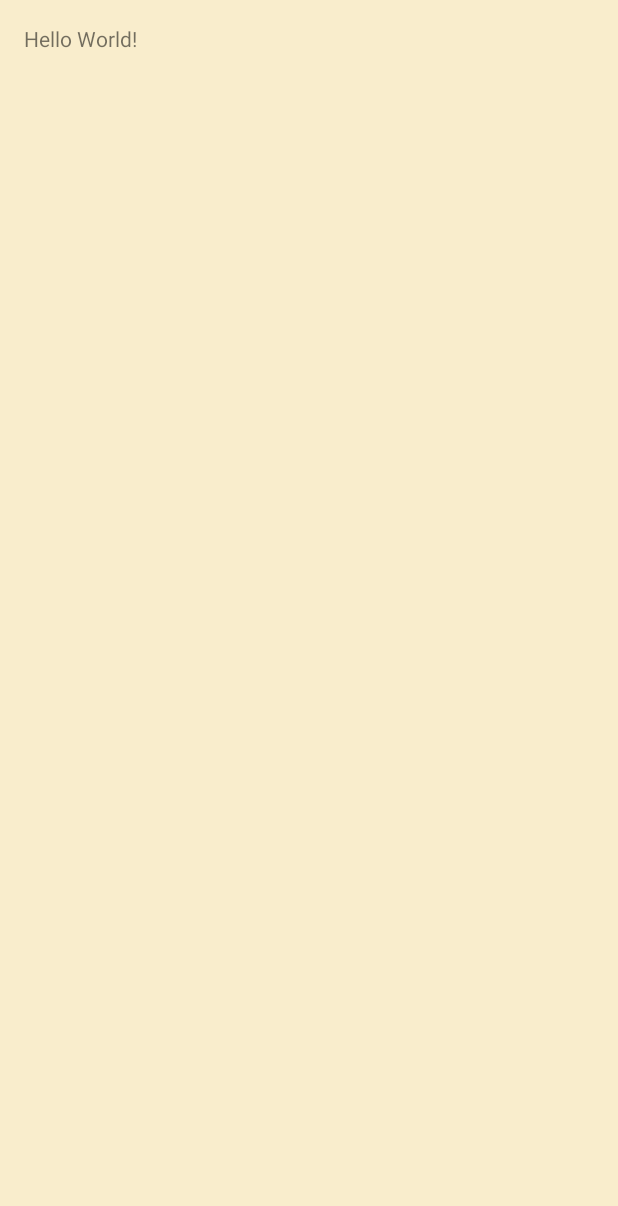
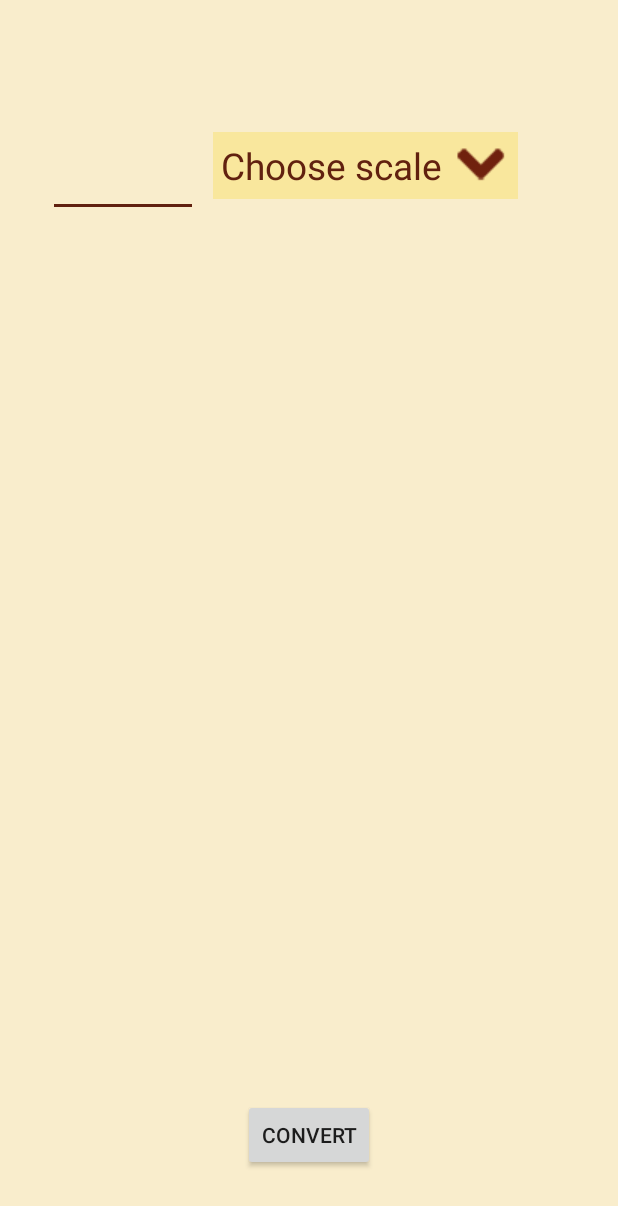
Before and after one commit to rrosatti/software-engineering-project, an Android app: the MainActivity screen opened directly, with no data from a screen before it, on a phone screen of 412 x 824 dp. Before the commit the part shown is almost empty. Shown: the top 1206 px of the screen. Run offline under Robolectric (Android 15) with nearby library versions, the phone set to English and light mode, and no system bars.

Commit message:
create new string file with scales' names and SpinnerAdapter.

```diff
--- a/code/TempNow/app/src/main/java/com/example/rodri/tempnow/ui/activity/MainActivity.java
+++ b/code/TempNow/app/src/main/java/com/example/rodri/tempnow/ui/activity/MainActivity.java
@@ -1,24 +1,76 @@
 package com.example.rodri.tempnow.ui.activity;
 
 import android.app.Activity;
-import android.content.Intent;
-import android.graphics.Point;
-import android.support.v7.app.AppCompatActivity;
 import android.os.Bundle;
-import android.view.Display;
-import android.widget.ImageView;
+import android.view.View;
+import android.widget.AdapterView;
+import android.widget.ArrayAdapter;
+import android.widget.Button;
+import android.widget.EditText;
+import android.widget.Spinner;
+import android.widget.TextView;
+import android.widget.Toast;
 
 import com.example.rodri.tempnow.R;
+import com.example.rodri.tempnow.ui.adapter.SpinnerAdapter;
 import com.example.rodri.tempnow.util.Util;
 
+import java.util.ArrayList;
+import java.util.Arrays;
+import java.util.List;
+
 public class MainActivity extends Activity {
+
+    private SpinnerAdapter adapter;
+    private EditText temperature;
+    private Spinner scales;
+    private TextView temp1;
+    private TextView temp2;
+    private Button convert;
+    private List<String> scalesArray;
+    private int selectedScale = 0;
 
     @Override
     protected void onCreate(Bundle savedInstanceState) {
         Util.setFullScreen(this);
         super.onCreate(savedInstanceState);
         setContentView(R.layout.activity_main);
+        initialize();
 
+        scalesArray = Arrays.asList("", "Celsius", "Fahrenheit", "Kelvin");
+        adapter = new SpinnerAdapter(this, 0, scalesArray);
+        scales.setAdapter(adapter);
 
+        scales.setOnItemSelectedListener(new AdapterView.OnItemSelectedListener() {
+            @Override
+            public void onItemSelected(AdapterView<?> parent, View view, int position, long id) {
+                selectedScale = position;
+            }
+
+            @Override
+            public void onNothingSelected(AdapterView<?> parent) {
+
+            }
+        });
+
+        convert.setOnClickListener(new View.OnClickListener() {
+            @Override
+            public void onClick(View v) {
+                if (scalesArray.get(selectedScale).isEmpty()) {
+                    Toast.makeText(MainActivity.this, "You didn't choose a scale!", Toast.LENGTH_LONG).show();
+                } else {
+                    Toast.makeText(MainActivity.this, scalesArray.get(selectedScale) + " was selected!", Toast.LENGTH_LONG).show();
+                }
+
+            }
+        });
+    }
+
+    public void initialize() {
+        temperature = (EditText) findViewById(R.id.etTemperature);
+        scales = (Spinner) findViewById(R.id.scaleSpinner);
+        temp1 = (TextView) findViewById(R.id.txtTemp1);
+        temp2 = (TextView) findViewById(R.id.txtTemp2);
+        convert = (Button) findViewById(R.id.btConvert);
     }
 }
--- /dev/null
+++ b/code/TempNow/app/src/main/java/com/example/rodri/tempnow/ui/adapter/SpinnerAdapter.java
@@ -0,0 +1,83 @@
+package com.example.rodri.tempnow.ui.adapter;
+
+import android.app.Activity;
+import android.content.Context;
+import android.view.LayoutInflater;
+import android.view.View;
+import android.view.ViewGroup;
+import android.widget.ArrayAdapter;
+import android.widget.ImageView;
+import android.widget.TextView;
+
+import com.example.rodri.tempnow.R;
+
+import java.util.ArrayList;
+import java.util.List;
+
+/**
+ * Created by rodri on 4/22/2016.
+ */
+public class SpinnerAdapter extends ArrayAdapter<String> {
+
+    private Activity activity;
+    private LayoutInflater inflater = null;
+    List<String> scales;
+
+    public SpinnerAdapter(Activity activity, int textViewResourceId, List<String> scales) {
+        super(activity, textViewResourceId, scales);
+        try {
+            this.activity = activity;
+            this.scales = scales;
+
+            inflater = (LayoutInflater) activity.getSystemService(Context.LAYOUT_INFLATER_SERVICE);
+        } catch (Exception e) {
+            e.printStackTrace();
+        }
+
+    }
+
+    public int getCount() {
+        return scales.size();
+    }
+
+    @Override
+    public View getDropDownView(int position, View convertView, ViewGroup parent) {
+        return getCustomView(position, convertView, parent);
+    }
+
+    @Override
+    public View getView(int position, View convertView, ViewGroup parent) {
+        return getCustomView(position, convertView, parent);
+    }
+
+    public class ViewHolder {
+        public TextView displayScale;
+        public ImageView displaySpinnerArrow;
+    }
+
+    public View getCustomView(int position, View convertView, ViewGroup parent) {
+        View v = convertView;
+        ViewHolder holder = new ViewHolder();
+        if (convertView == null) {
+            v = inflater.inflate(R.layout.spinner_item, parent, false);
+
+            holder.displayScale = (TextView) v.findViewById(R.id.txtScaleName);
+            holder.displaySpinnerArrow = (ImageView) v.findViewById(R.id.imgSpinnerArrow);
+
+            v.setTag(holder);
+        } else {
+            holder = (ViewHolder) v.getTag();
+        }
+
+        holder.displaySpinnerArrow.setImageResource(R.drawable.spinner_arrow);
+        if (position == 0) {
+            holder.displayScale.setText(R.string.spinner_title);
+        } else {
+            holder.displayScale.setText(scales.get(position));
+            holder.displaySpinnerArrow.setVisibility(View.GONE);
+        }
+
+        return v;
+    }
+
+}
--- a/code/TempNow/app/src/main/res/layout/activity_main.xml
+++ b/code/TempNow/app/src/main/res/layout/activity_main.xml
@@ -1,17 +1,54 @@
 <?xml version="1.0" encoding="utf-8"?>
 <RelativeLayout xmlns:android="http://schemas.android.com/apk/res/android"
-    xmlns:tools="http://schemas.android.com/tools"
     android:layout_width="match_parent"
     android:layout_height="match_parent"
-    android:paddingBottom="@dimen/activity_vertical_margin"
-    android:paddingLeft="@dimen/activity_horizontal_margin"
-    android:paddingRight="@dimen/activity_horizontal_margin"
-    android:paddingTop="@dimen/activity_vertical_margin"
-    tools:context=".ui.activity.MainActivity"
+    android:padding="12dp"
     android:background="#F9EDCC">
+
+    <EditText
+        android:layout_width="100dp"
+        android:layout_height="wrap_content"
+        android:inputType="numberDecimal"
+        android:ems="10"
+        android:id="@+id/etTemperature"
+        android:textStyle="italic"
+        android:textSize="12pt"
+        android:layout_marginTop="76dp"
+        android:layout_alignParentTop="true"
+        android:layout_alignParentStart="true"
+        android:layout_marginLeft="20dp"
+        android:layout_marginRight="10dp"/>
+
+    <Spinner
+        android:layout_width="wrap_content"
+        android:layout_height="wrap_content"
+        android:id="@+id/scaleSpinner"
+        android:layout_alignTop="@+id/etTemperature"
+        android:layout_toEndOf="@+id/etTemperature"
+        android:background="@android:color/transparent"
+        />
 
     <TextView
         android:layout_width="wrap_content"
         android:layout_height="wrap_content"
-        android:text="Hello World!" />
+        android:id="@+id/txtTemp1"
+        android:layout_centerVertical="true"
+        android:layout_centerHorizontal="true" />
+
+    <TextView
+        android:layout_width="wrap_content"
+        android:layout_height="wrap_content"
+        android:id="@+id/txtTemp2"
+        android:layout_below="@+id/txtTemp1"
+        android:layout_centerHorizontal="true"
+        android:layout_marginTop="57dp" />
+
+    <Button
+        android:layout_width="wrap_content"
+        android:layout_height="wrap_content"
+        android:text="@string/convert"
+        android:id="@+id/btConvert"
+        android:layout_alignParentBottom="true"
+        android:layout_centerHorizontal="true"
+        android:layout_marginBottom="31dp" />
 </RelativeLayout>
--- /dev/null
+++ b/code/TempNow/app/src/main/res/layout/spinner_item.xml
@@ -0,0 +1,22 @@
+<?xml version="1.0" encoding="utf-8"?>
+<LinearLayout xmlns:android="http://schemas.android.com/apk/res/android"
+    android:orientation="horizontal" android:layout_width="match_parent"
+    android:layout_height="match_parent"
+    android:background="#F9E79D">
+
+    <TextView
+        android:layout_width="wrap_content"
+        android:layout_height="wrap_content"
+        android:textSize="11pt"
+        android:gravity="left"
+        android:id="@+id/txtScaleName"
+        android:padding="5dp"
+        android:textColor="#61210F"/>
+
+    <ImageView
+        android:layout_width="wrap_content"
+        android:layout_height="wrap_content"
+        android:id="@+id/imgSpinnerArrow"
+        android:paddingRight="5dp"/>
+
+</LinearLayout>
--- a/code/TempNow/app/src/main/res/layout/splashscreen.xml
+++ b/code/TempNow/app/src/main/res/layout/splashscreen.xml
@@ -1,7 +1,7 @@
 <?xml version="1.0" encoding="utf-8"?>
 <RelativeLayout xmlns:android="http://schemas.android.com/apk/res/android"
     android:layout_width="match_parent" android:layout_height="match_parent"
-    android:background="#E5F993">
+    android:background="#F9EDCC">
 
     <ImageView
         android:layout_width="wrap_content"
@@ -15,7 +15,7 @@
         android:layout_height="wrap_content"
         android:text="@string/app_name"
         android:id="@+id/txtTempNow"
-        android:textSize="18pt"
+        android:textSize="20pt"
         android:textColor="#000000"
         android:layout_centerHorizontal="true"
         android:layout_alignParentBottom="true"
--- a/code/TempNow/app/src/main/res/values/colors.xml
+++ b/code/TempNow/app/src/main/res/values/colors.xml
@@ -2,5 +2,5 @@
 <resources>
     <color name="colorPrimary">#F9DF74</color>
     <color name="colorPrimaryDark">#EDAE49</color>
-    <color name="colorAccent">#EA2B1F</color>
+    <color name="colorAccent">#61210F</color>
 </resources>
--- /dev/null
+++ b/code/TempNow/app/src/main/res/values/scales.xml
@@ -0,0 +1,8 @@
+<?xml version="1.0" encoding="utf-8"?>
+<resources>
+    <string-array name="scales_array">
+        <item>Celsius</item>
+        <item>Fahrenheit</item>
+        <item>Kelvin</item>
+    </string-array>
+</resources>
--- a/code/TempNow/app/src/main/res/values/strings.xml
+++ b/code/TempNow/app/src/main/res/values/strings.xml
@@ -1,3 +1,15 @@
 <resources>
+
+    <!--  Text View  -->
     <string name="app_name">TempNow</string>
+
+    <!--  Hint  -->
+    <string name="temperature">temperature</string>
+
+    <!--  Button  -->
+    <string name="convert">Convert</string>
+
+    <!--  Spinner Title  -->
+    <string name="spinner_title">Choose scale</string>
+
 </resources>
```
Also changed, not shown: code/TempNow/app/src/main/ic_launcher-web.png, code/TempNow/app/src/main/res/drawable/spinner_arrow.png (added), code/TempNow/app/src/main/res/drawable/tempnow_icon.png, code/TempNow/app/src/main/res/mipmap-hdpi/ic_launcher.png, code/TempNow/app/src/main/res/mipmap-mdpi/ic_launcher.png, code/TempNow/app/src/main/res/mipmap-xhdpi/ic_launcher.png, code/TempNow/app/src/main/res/mipmap-xxhdpi/ic_launcher.png, code/TempNow/app/src/main/res/mipmap-xxxhdpi/ic_launcher.png.
